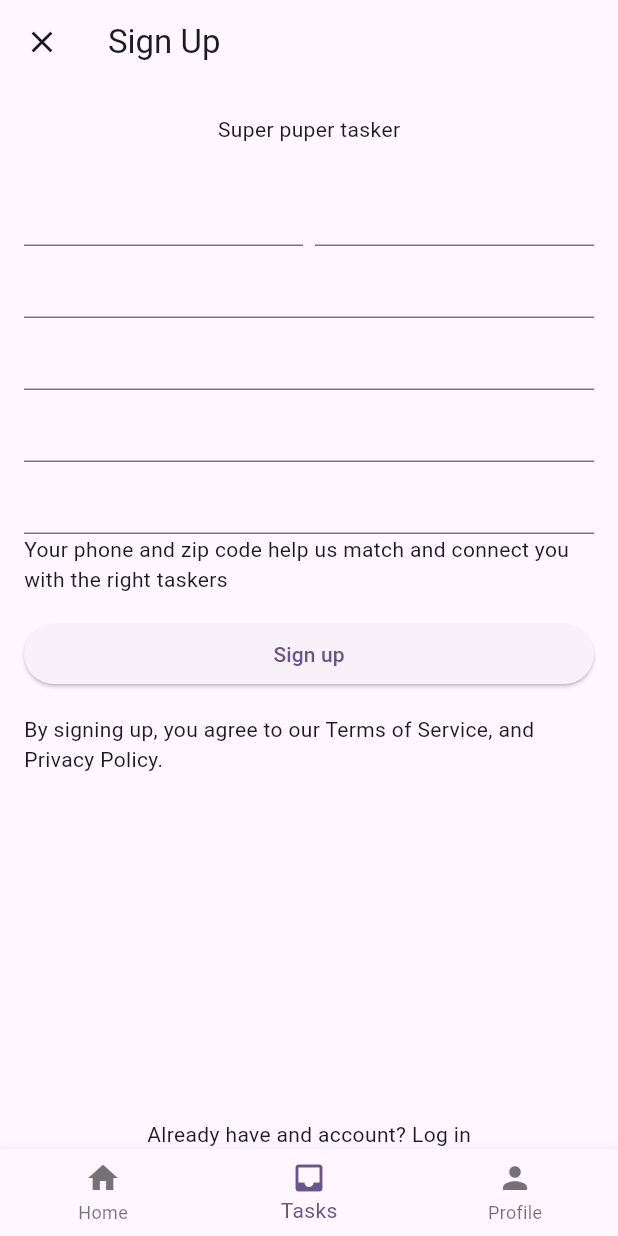
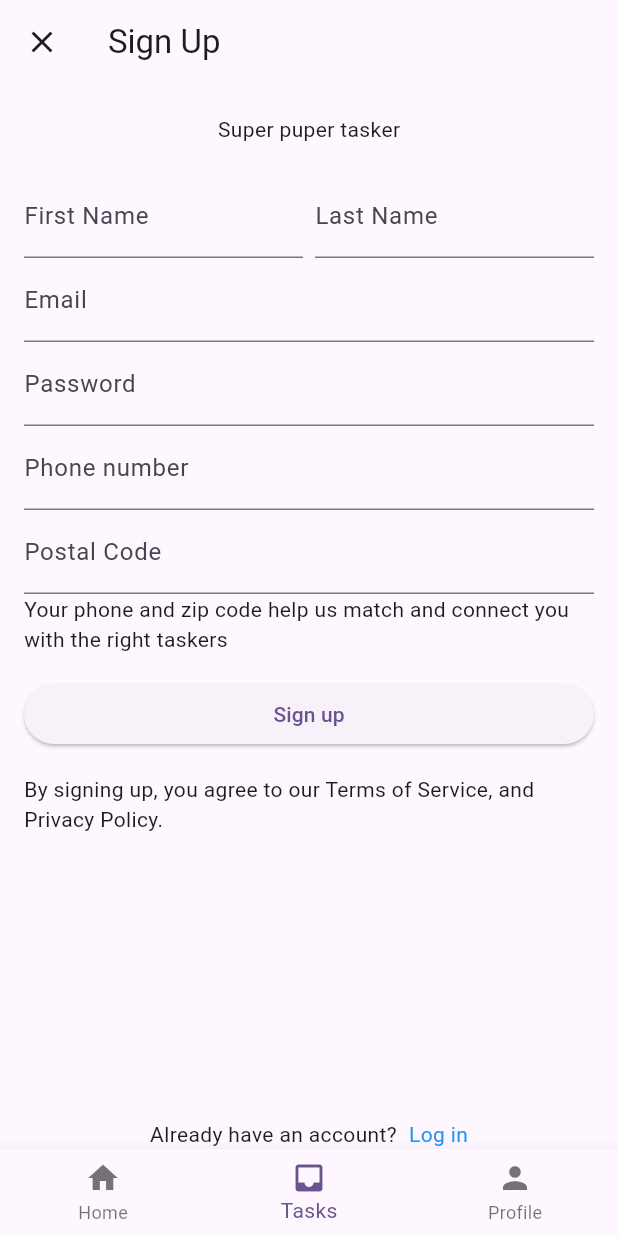
Before and after one commit to insignity/tasker, a Flutter app: the SignUpPage screen opened by its route, on a phone screen of 412 x 824 dp. Run offline on Flutter 3.47's test engine with Material 3 defaults, Android fonts, the phone set to English and light mode, and no system bars; our stand-ins replace auto_route, bloc, dio, flutter_bloc, get_it, shared_preferences; accounts and stored records are empty.

```diff
--- /dev/null
+++ b/lib/blocs/log_in/log_in_bloc.dart
@@ -0,0 +1,27 @@
+import 'package:bloc/bloc.dart';
+import 'package:meta/meta.dart';
+
+import '../../services/api/api_service.dart';
+
+part 'log_in_event.dart';
+part 'log_in_state.dart';
+
+class LogInBloc extends Bloc<LogInEvent, LogInState> {
+  final Api api;
+  LogInBloc(this.api) : super(LogInInitial()) {
+    on<LogInEvent>((event, emit) async {
+      if(event is Login){
+        final Login old = event;
+        try{
+          emit(LogInLoading());
+          final response = await api.login(old.email, old.password);
+          print(response);
+        }catch(e){
+          print(e);
+        }
+          emit(LogInSuccess("token"));
+
+      }
+    });
+  }
+}
--- /dev/null
+++ b/lib/blocs/log_in/log_in_event.dart
@@ -0,0 +1,17 @@
+part of 'log_in_bloc.dart';
+
+@immutable
+sealed class LogInEvent {}
+
+class Login extends LogInEvent{
+  final String email;
+  final String password;
+
+  Login(this.email, this.password);
+}
+
+class ResetPassword extends LogInEvent{
+  final String email;
+
+  ResetPassword(this.email);
+}
--- /dev/null
+++ b/lib/blocs/log_in/log_in_state.dart
@@ -0,0 +1,17 @@
+part of 'log_in_bloc.dart';
+
+@immutable
+sealed class LogInState {}
+
+final class LogInInitial extends LogInState {}
+final class LogInLoading extends LogInState {}
+final class LogInError extends LogInState {
+  final String message;
+
+  LogInError(this.message);
+}
+final class LogInSuccess extends LogInState {
+  final String token;
+
+  LogInSuccess(this.token);
+}
--- a/lib/blocs/sign_up/sign_up_bloc.dart
+++ b/lib/blocs/sign_up/sign_up_bloc.dart
@@ -1,12 +1,13 @@
 import 'package:bloc/bloc.dart';
 import 'package:meta/meta.dart';
-import 'package:tasker/services/api_service.dart';
+
+import '../../services/api/api_service.dart';
 
 part 'sign_up_event.dart';
 part 'sign_up_state.dart';
 
 class SignUpBloc extends Bloc<SignUpEvent, SignUpState> {
-  final ApiService api;
+  final Api api;
   SignUpBloc(this.api) : super(SignUpInitial()) {
     on<SignUpEvent>((event, emit) async {
       if (event is SignUp) {
--- a/lib/pages/navigation_bar_page.dart
+++ b/lib/pages/navigation_bar_page.dart
@@ -3,8 +3,14 @@ import 'package:flutter/material.dart';
 import 'package:tasker/router/app_router.gr.dart';
 
 @RoutePage()
-class NavigationBarPage extends StatelessWidget {
+class NavigationBarPage extends StatefulWidget {
   const NavigationBarPage({super.key});
+
+  @override
+  State<NavigationBarPage> createState() => _NavigationBarPageState();
+}
+
+class _NavigationBarPageState extends State<NavigationBarPage> {
 
   @override
   Widget build(BuildContext context) {
@@ -12,16 +18,10 @@ class NavigationBarPage extends StatelessWidget {
       routes: const [HomeRoute(), SignUpRoute(), SignUpRoute()],
       transitionBuilder: (context, child, animation) => FadeTransition(
         opacity: animation,
-        // the passed child is technically our animated selected-tab page
         child: child,
       ),
       builder: (context, child) {
-        // obtain the scoped TabsRouter controller using context
         final tabsRouter = AutoTabsRouter.of(context);
-        // Here we're building our Scaffold inside of AutoTabsRouter
-        // to access the tabsRouter controller provided in this context
-        //
-        // alternatively, you could use a global key
         return Scaffold(
           body: child,
           bottomNavigationBar: BottomNavigationBar(
--- a/lib/pages/sign_up_page.dart
+++ b/lib/pages/sign_up_page.dart
@@ -1,9 +1,10 @@
 import 'package:auto_route/auto_route.dart';
 import 'package:flutter/material.dart';
-import 'package:tasker/services/api_service.dart';
+import 'package:tasker/router/app_router.gr.dart';
 import 'package:tasker/utilities.dart';
 
 import '../di.dart';
+import '../services/api/api_service.dart';
 
 @RoutePage()
 class SignUpPage extends StatefulWidget {
@@ -14,7 +15,8 @@ class SignUpPage extends StatefulWidget {
 }
 
 class _SignUpPageState extends State<SignUpPage> {
-  ApiService apiService = sl<ApiService>();
+  Api apiService = sl<Api>();
+  GlobalKey formKey = GlobalKey();
 
   @override
   Widget build(BuildContext context) {
@@ -23,6 +25,8 @@ class _SignUpPageState extends State<SignUpPage> {
       body: SafeArea(
         child: Padding(
           padding: EdgeInsetsGeometry.symmetric(horizontal: 16),
+          child: Form(
+            key: formKey,
             child: Column(
               crossAxisAlignment: CrossAxisAlignment.stretch,
               children: [
@@ -32,22 +36,46 @@ class _SignUpPageState extends State<SignUpPage> {
                 ),
                 Row(
                   children: [
-                  Expanded(child: TextFormField()),
+                    Expanded(
+                      child: TextFormField(
+                        decoration: InputDecoration().copyWith(
+                          labelText: "First Name",
+                        ),
+                      ),
+                    ),
                     WBox(8),
-                  Expanded(child: TextFormField()),
+                    Expanded(
+                      child: TextFormField(
+                        decoration: InputDecoration().copyWith(
+                          labelText: "Last Name",
+                        ),
+                      ),
+                    ),
                   ],
                 ),
-              TextFormField(),
-              TextFormField(),
-              TextFormField(),
-              TextFormField(),
+                TextFormField(
+                  decoration: InputDecoration().copyWith(labelText: "Email"),
+                ),
+                TextFormField(
+                  decoration: InputDecoration().copyWith(labelText: "Password"),
+                ),
+                TextFormField(
+                  decoration: InputDecoration().copyWith(
+                    labelText: "Phone number",
+                  ),
+                ),
+                TextFormField(
+                  decoration: InputDecoration().copyWith(
+                    labelText: "Postal Code",
+                  ),
+                ),
                 Text(
                   "Your phone and zip code help us match and connect you with the right taskers",
                 ),
                 HBox(16),
                 ElevatedButton(
                   onPressed: () {
-                  apiService.login();
+                    // apiService.login(); todo make it work add email password and etc
                   },
                   child: Text("Sign up"),
                 ),
@@ -56,8 +84,24 @@ class _SignUpPageState extends State<SignUpPage> {
                   "By signing up, you agree to our Terms of Service, and Privacy Policy.",
                 ),
                 Spacer(),
-              Center(child: Text("Already have and account? Log in")),
+                Center(
+                  child: Row(
+                    mainAxisAlignment: MainAxisAlignment.center,
+                    children: [
+                      Text("Already have an account?"
+                      ),
+                      WBox(8),
+                      GestureDetector(
+                          onTap: (){
+                            context.router.push(LogInRoute());
+
+                          },
+                          child: Text('Log in', style: TextStyle().copyWith(color: Colors.blue)),),
                     ],
+                  ),
+                ),
+              ],
+            ),
           ),
         ),
       ),
--- a/lib/router/app_router.dart
+++ b/lib/router/app_router.dart
@@ -1,21 +1,22 @@
 import 'package:auto_route/auto_route.dart';
 import 'package:tasker/router/app_router.gr.dart';
-import '../pages/home_page.dart' as home;
 
 @AutoRouterConfig()
 class AppRouter extends RootStackRouter {
   @override
   List<AutoRoute> get routes => [
     AutoRoute(
-      initial: true,
+      // initial: true,
       path: '/navigation_bar',
       page: NavigationBarRoute.page,
       children: [
-        // RedirectRoute(path: '', redirectTo: 'users'),
-        AutoRoute(page: HomeRoute.page),
-        AutoRoute(page: AddressRoute.page),
-        AutoRoute(page: SignUpRoute.page),
+        RedirectRoute(path: '', redirectTo: 'home'),
+        AutoRoute(page: HomeRoute.page, path: 'home'),
+        AutoRoute(page: AddressRoute.page, path: 'address'),
+        AutoRoute(page: SignUpRoute.page, path: 'sign_up'),
       ],
     ),
+    AutoRoute(page: LogInRoute.page, path: '/login', initial: true),
+    AutoRoute(page: ProfileRoute.page, path: '/profile')
   ];
 }
--- /dev/null
+++ b/lib/services/api/api_service.dart
@@ -0,0 +1,60 @@
+import 'dart:convert';
+import 'package:dio/dio.dart';
+import 'package:http/http.dart' as http;
+
+class Api {
+  final Dio dio;
+
+  Api(this.dio);
+
+  Future<String> login(String username, String password) async {
+    Map<String, dynamic> json = {};
+    try {
+      Response response = await dio.post(
+        "/users/login",
+        // options: Options(headers: {"Content-Type": "application/json"}),
+        data: jsonEncode({"username": username, "password": password}),
+      );
+
+      json  = jsonDecode(response.data) as Map<String, dynamic>;
+    }catch(e){
+      print(e);
+    }
+    return json['token'];
+  }
+}
+
+class ApiService2 {
+  Future<String> login(String username, String password) async {
+    Uri uri = Uri(
+      scheme: 'https',
+      host: 'user-service-dq04.onrender.com',
+      path: 'users/login',
+    );
+
+    String result = '';
+
+    try {
+      http.Response response = await http.post(
+        uri,
+        headers: {'Content-Type': 'application/json'},
+        body: jsonEncode({"username": username, "password": password}),
+      );
+
+      print(response.statusCode);
+      print(response.body);
+      final json = jsonDecode(response.body) as Map<String, dynamic>;
+      result = json['token'] as String;
+    } catch (e) {
+      print(e);
+    }
+    return result;
+  }
+}
+
+/// final httpsUri = Uri(
+///     scheme: 'https',
+///     host: 'dart.dev',
+///     path: 'guides/libraries/library-tour',
+///     fragment: 'numbers');
+/// print(httpsUri); // https://dart.dev/guides/libraries/library-tour#numbers
--- a/pubspec.yaml
+++ b/pubspec.yaml
@@ -37,6 +37,9 @@ dependencies:
   auto_route: ^10.1.0+1
   get_it: ^8.2.0
   flutter_bloc: ^9.1.1
+  dio: ^5.9.0
+  logger: ^2.6.1
+  shared_preferences: ^2.5.3
 
 dev_dependencies:
   flutter_test:
```
Also changed, not shown: lib/di.dart (+22 -3 lines), lib/main.dart (+7 -3 lines), lib/pages/log_in_page.dart (added, +97 -0 lines), lib/pages/profile_page.dart (added, +75 -0 lines), lib/services/api/api_module.dart (added, +18 -0 lines), lib/services/api/interceptors/log_interceptor.dart (added, +21 -0 lines), lib/services/api/interceptors/token_interceptor.dart (added, +29 -0 lines), lib/services/api_service.dart (deleted, +0 -26 lines), lib/services/storage/storage_service.dart (added, +23 -0 lines), lib/router/app_router.gr.dart, pubspec.lock, 4 other files. Lines whose indentation alone changed are shown as unchanged.
